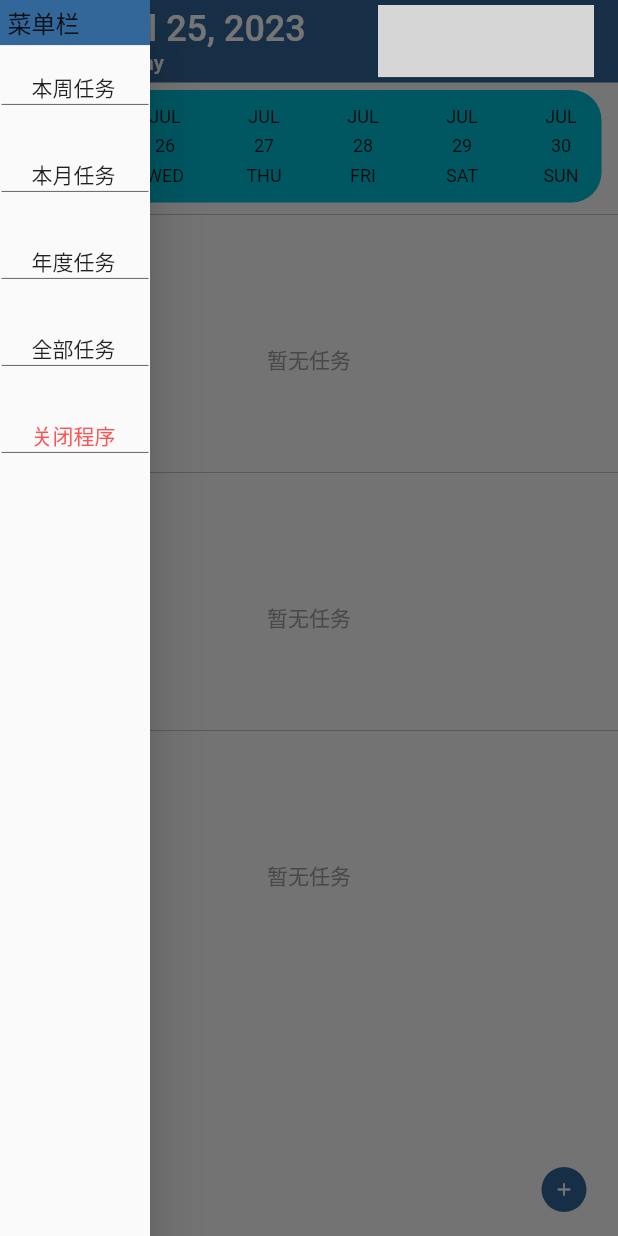
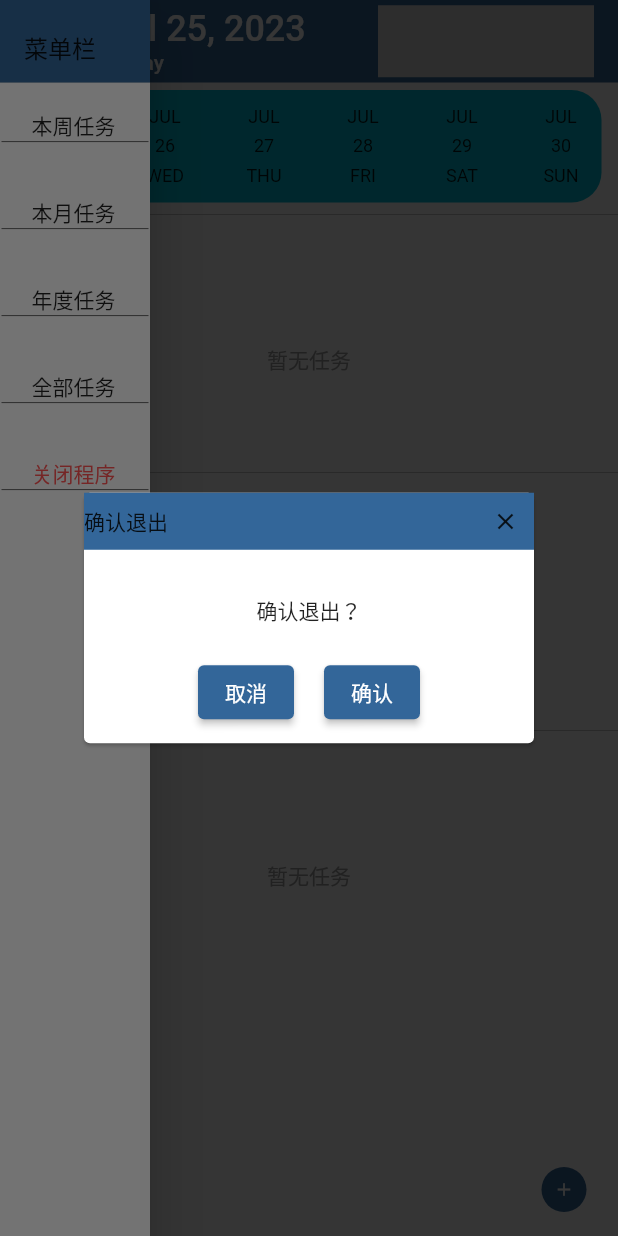
Before and after one commit to shen0909/task_windows, a Flutter app: the screen it shows after launch, in the side drawer, after a tap on "关闭程序", on a phone screen of 412 x 824 dp. Run offline on Flutter 3.47's test engine with Material 2 defaults, Android fonts, the phone set to English and light mode, and no system bars; drawn by our look-alikes of date_picker_timeline; our stand-ins replace calendar_date_picker2, event_bus, flutter_slidable, get, roundcheckbox, sqflite_common and 1 more; missing offline and left inert: bitsdojo_window, window_manager; accounts and stored records are empty; Roboto replaces fonts that are missing (notoSancsSC); grey boxes are pictures that could not be loaded.

Commit message:
侧边页退出确认

```diff
--- a/lib/pages/HomePage.dart
+++ b/lib/pages/HomePage.dart
@@ -8,7 +8,7 @@ import 'package:task_windows/common/TColors.dart';
 import 'package:task_windows/pages/sidePage/all_task/all_task_view.dart';
 import 'package:task_windows/pages/task_page/add_task/add_task_view.dart';
 import 'package:task_windows/pages/task_page/task_page_view.dart';
-import 'package:window_manager/window_manager.dart';
+import 'package:task_windows/widget/exit_confirm.dart';
 
 class HYHomePage extends StatelessWidget {
 
@@ -69,11 +69,11 @@ class HYHomePage extends StatelessWidget {
         child: ListView(
           children: [
             SizedBox(
-              height: 30,
+              height: 55,
               child: DrawerHeader(
                 decoration: BoxDecoration(color:Tcolor.barBackgroudColor),
                   margin: EdgeInsets.all(0.0),
-                  padding: EdgeInsets.only(left: 5),
+                  // padding: EdgeInsets.only(left: 5),
                   child: Container(
                       alignment: Alignment.centerLeft,
                       child: Text("菜单栏",style: TextStyle(fontSize: 16,),))),
@@ -155,7 +155,7 @@ class HYHomePage extends StatelessWidget {
               ),
               onTap: (){
                 print("关闭程序");
-                windowManager.close();
+                Get.dialog(ExitConfirm());
               },
             ),
           ],
--- /dev/null
+++ b/lib/widget/exit_confirm.dart
@@ -0,0 +1,77 @@
+//退出确认
+import 'package:flutter/cupertino.dart';
+import 'package:flutter/material.dart';
+import 'package:task_windows/common/TColors.dart';
+import 'package:window_manager/window_manager.dart';
+
+class ExitConfirm extends StatelessWidget {
+  const ExitConfirm({Key? key}) : super(key: key);
+
+  @override
+  Widget build(BuildContext context) {
+    return Center(
+      child: Card(
+        child: Container(
+          width: 300,
+          child: Column(
+            mainAxisSize: MainAxisSize.min,
+            children: [
+              _top(context),
+              SizedBox(height: 20,),
+              Container(
+                padding: EdgeInsets.only(top: 10),
+                  child: Text("确认退出？"),
+              ),
+              SizedBox(height: 20,),
+              Row(
+                mainAxisAlignment: MainAxisAlignment.center,
+                children: [
+                  ElevatedButton(
+                      onPressed: (){
+                        Navigator.pop(context);
+                      },
+                      style: ButtonStyle(
+                          backgroundColor: MaterialStateProperty.all(Tcolor.barBackgroudColor)
+                      ),
+                      child: Text("取消")),
+                  SizedBox(width: 20,),
+                  ElevatedButton(
+                      onPressed: (){
+                        windowManager.close();
+                      },
+                      style: ButtonStyle(
+                        backgroundColor: MaterialStateProperty.all(Tcolor.barBackgroudColor)
+                      ),
+                      child: Text("确认")),
+                ],
+              ),
+              SizedBox(height: 10,),
+            ],
+          ),
+        ),
+      ),
+    );
+  }
+  Widget _top(context){
+    return Container(
+      height: 38,
+      color: Tcolor.barBackgroudColor,
+      child: Row(
+        mainAxisSize: MainAxisSize.min,
+        children: [
+          Text("确认退出"),
+          Expanded(child: Container()),
+          Container(
+            padding: EdgeInsets.only(right: 10),
+            child: InkWell(
+              onTap: (){
+                Navigator.pop(context);
+              },
+              child: Icon(Icons.close,size: 18,),
+            ),
+          ),
+        ],
+      ),
+    );
+  }
+}
```
